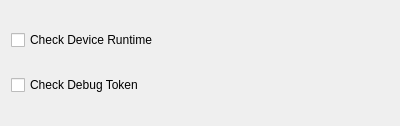
Before: the Qt Designer form src/plugins/qnx/blackberrycheckdevicestatusstepconfigwidget.ui in qt-creator/qt-creator, drawn with Qt 5.
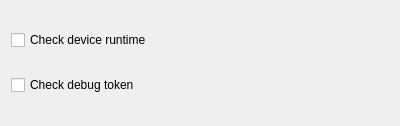
After: the same form once the commit is applied.

What changed in the file:
```diff
--- a/src/plugins/qnx/blackberrycheckdevicestatusstepconfigwidget.ui
+++ b/src/plugins/qnx/blackberrycheckdevicestatusstepconfigwidget.ui
@@ -17,14 +17,14 @@
    <item>
     <widget class="QCheckBox" name="checkRuntime">
      <property name="text">
-      <string>Check Device Runtime</string>
+      <string>Check device runtime</string>
      </property>
     </widget>
    </item>
    <item>
     <widget class="QCheckBox" name="checkDebugToken">
      <property name="text">
-      <string>Check Debug Token</string>
+      <string>Check debug token</string>
      </property>
     </widget>
    </item>
```
